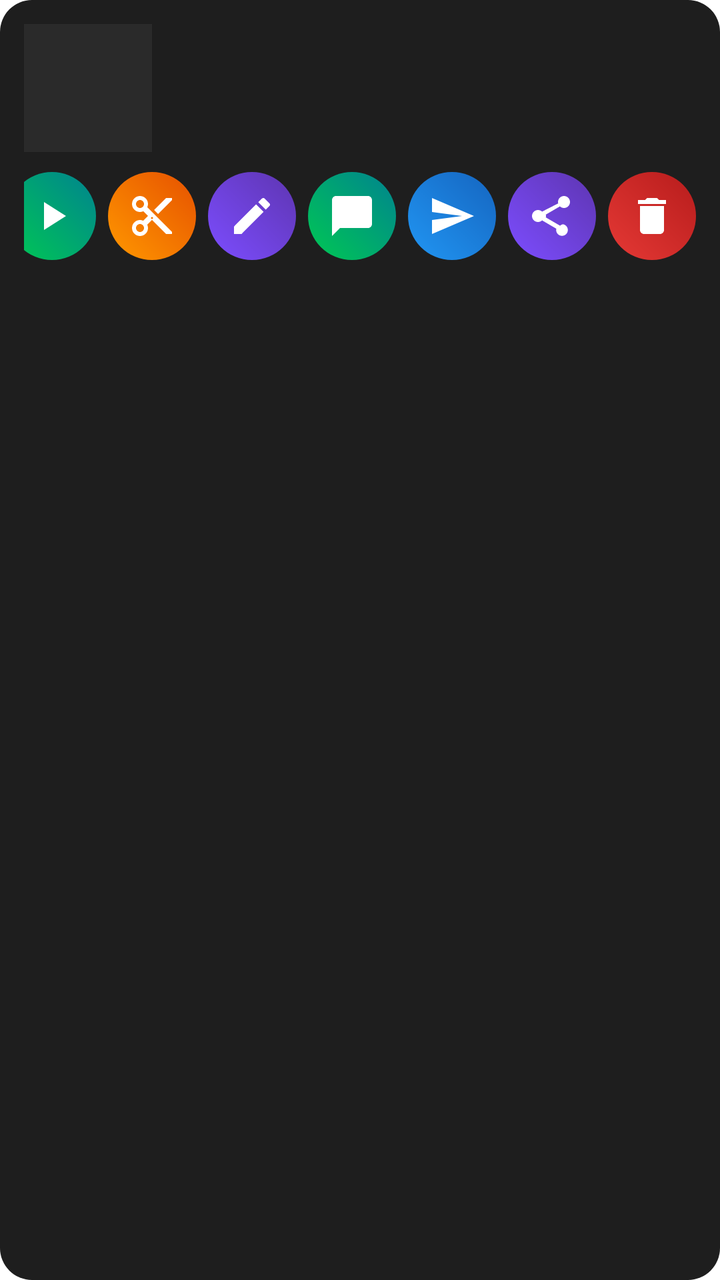
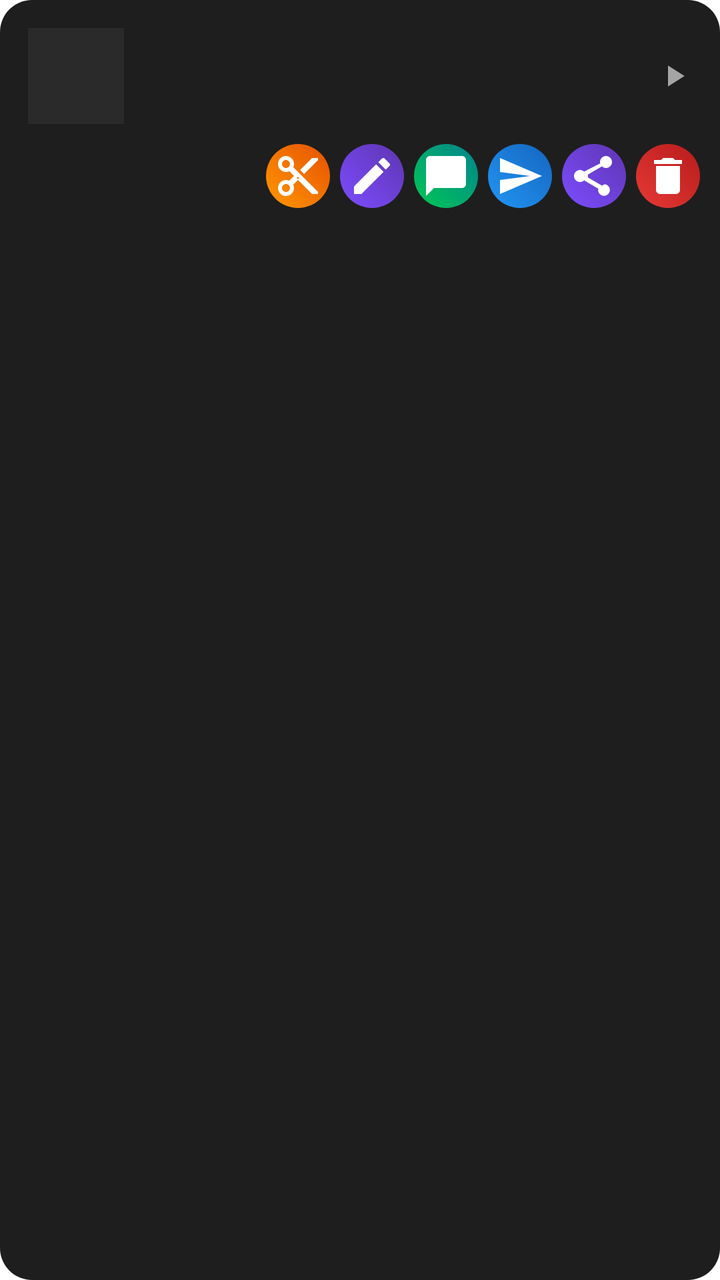

Two renders of the same Android screen: before a commit and after it. Below are the layout's source before the change and the commit's diff.
<!-- AndroidManifest.xml: application theme Theme.ScreenRecorder -->
<!-- res/layout/item_video.xml -->
<?xml version="1.0" encoding="utf-8"?>
<LinearLayout xmlns:android="http://schemas.android.com/apk/res/android"
    android:layout_width="match_parent"
    android:layout_height="wrap_content"
    android:orientation="vertical"
    android:background="@drawable/bg_card"
    android:layout_marginBottom="10dp"
    android:padding="12dp">

    <LinearLayout
        android:layout_width="match_parent"
        android:layout_height="wrap_content"
        android:orientation="horizontal"
        android:gravity="center_vertical">

        <ImageView
            android:id="@+id/thumbnail"
            android:layout_width="64dp"
            android:layout_height="64dp"
            android:scaleType="centerCrop"
            android:background="#2A2A2A"
            android:layout_marginEnd="12dp" />

        <TextView
            android:id="@+id/fileName"
            android:layout_width="0dp"
            android:layout_height="wrap_content"
            android:layout_weight="1"
            android:textColor="#FFFFFF"
            android:textSize="14sp" />
    </LinearLayout>

    <LinearLayout
        android:layout_width="match_parent"
        android:layout_height="wrap_content"
        android:orientation="horizontal"
        android:gravity="end"
        android:layout_marginTop="10dp">

        <ImageButton
            android:id="@+id/playButton"
            android:layout_width="44dp"
            android:layout_height="44dp"
            android:layout_marginEnd="6dp"
            android:padding="10dp"
            android:background="@drawable/bg_round_green"
            android:src="@drawable/ic_play" />

        <ImageButton
            android:id="@+id/trimButton"
            android:layout_width="44dp"
            android:layout_height="44dp"
            android:layout_marginEnd="6dp"
            android:padding="10dp"
            android:background="@drawable/bg_round_orange"
            android:src="@drawable/ic_scissors" />

        <ImageButton
            android:id="@+id/renameButton"
            android:layout_width="44dp"
            android:layout_height="44dp"
            android:layout_marginEnd="6dp"
            android:padding="10dp"
            android:background="@drawable/bg_round_purple"
            android:src="@drawable/ic_pen" />

        <ImageButton
            android:id="@+id/whatsappButton"
            android:layout_width="44dp"
            android:layout_height="44dp"
            android:layout_marginEnd="6dp"
            android:padding="10dp"
            android:background="@drawable/bg_round_green"
            android:src="@drawable/ic_chat" />

        <ImageButton
            android:id="@+id/telegramButton"
            android:layout_width="44dp"
            android:layout_height="44dp"
            android:layout_marginEnd="6dp"
            android:padding="10dp"
            android:background="@drawable/bg_round_blue"
            android:src="@drawable/ic_send" />

        <ImageButton
            android:id="@+id/shareButton"
            android:layout_width="44dp"
            android:layout_height="44dp"
            android:layout_marginEnd="6dp"
            android:padding="10dp"
            android:background="@drawable/bg_round_purple"
            android:src="@drawable/ic_share" />

        <ImageButton
            android:id="@+id/deleteButton"
            android:layout_width="44dp"
            android:layout_height="44dp"
            android:padding="10dp"
            android:background="@drawable/bg_round_red"
            android:src="@drawable/ic_trash" />

    </LinearLayout>

</LinearLayout>
<!-- resources referenced by this layout -->
<resources>
  <!-- drawable bg_card (drawable) -->
  <?xml version="1.0" encoding="utf-8"?>
  <shape xmlns:android="http://schemas.android.com/apk/res/android" android:shape="rectangle">
      <solid android:color="#1E1E1E" />
      <corners android:radius="16dp" />
  </shape>
  <!-- drawable bg_round_blue (drawable) -->
  <shape xmlns:android="http://schemas.android.com/apk/res/android" android:shape="oval">
      <gradient android:angle="45" android:startColor="#2196F3" android:endColor="#1565C0"/>
  </shape>
  <!-- drawable bg_round_green (drawable) -->
  <shape xmlns:android="http://schemas.android.com/apk/res/android" android:shape="oval">
      <gradient android:angle="45" android:startColor="#00C853" android:endColor="#00838F"/>
  </shape>
  <!-- drawable bg_round_orange (drawable) -->
  <shape xmlns:android="http://schemas.android.com/apk/res/android" android:shape="oval">
      <gradient android:angle="45" android:startColor="#FF9800" android:endColor="#E65100"/>
  </shape>
  <!-- drawable bg_round_purple (drawable) -->
  <shape xmlns:android="http://schemas.android.com/apk/res/android" android:shape="oval">
      <gradient android:angle="45" android:startColor="#7C4DFF" android:endColor="#5E35B1"/>
  </shape>
  <!-- drawable bg_round_red (drawable) -->
  <shape xmlns:android="http://schemas.android.com/apk/res/android" android:shape="oval">
      <gradient android:angle="45" android:startColor="#E53935" android:endColor="#B71C1C"/>
  </shape>
  <!-- drawable ic_chat (drawable) -->
  <vector xmlns:android="http://schemas.android.com/apk/res/android" android:width="24dp" android:height="24dp" android:viewportWidth="24" android:viewportHeight="24">
      <path android:fillColor="#FFFFFF" android:pathData="M20,2H4c-1.1,0 -1.99,0.9 -1.99,2L2,22l4,-4h14c1.1,0 2,-0.9 2,-2V4c0,-1.1 -0.9,-2 -2,-2z"/>
  </vector>
  <!-- drawable ic_pen (drawable) -->
  <vector xmlns:android="http://schemas.android.com/apk/res/android" android:width="24dp" android:height="24dp" android:viewportWidth="24" android:viewportHeight="24">
      <path android:fillColor="#FFFFFF" android:pathData="M3,17.25V21h3.75L17.81,9.94l-3.75,-3.75L3,17.25zM20.71,7.04c0.39,-0.39 0.39,-1.02 0,-1.41l-2.34,-2.34c-0.39,-0.39,-1.02,-0.39,-1.41,0l-1.83,1.83 3.75,3.75 1.83,-1.83z"/>
  </vector>
  <!-- drawable ic_play (drawable) -->
  <vector xmlns:android="http://schemas.android.com/apk/res/android" android:width="24dp" android:height="24dp" android:viewportWidth="24" android:viewportHeight="24">
      <path android:fillColor="#FFFFFF" android:pathData="M8,5v14l11,-7z"/>
  </vector>
  <!-- drawable ic_send (drawable) -->
  <vector xmlns:android="http://schemas.android.com/apk/res/android" android:width="24dp" android:height="24dp" android:viewportWidth="24" android:viewportHeight="24">
      <path android:fillColor="#FFFFFF" android:pathData="M2.01,21L23,12 2.01,3 2,10l15,2 -15,2z"/>
  </vector>
  <!-- drawable ic_share (drawable) -->
  <vector xmlns:android="http://schemas.android.com/apk/res/android" android:width="24dp" android:height="24dp" android:viewportWidth="24" android:viewportHeight="24">
      <path android:fillColor="#FFFFFF" android:pathData="M18,16.08c-0.76,0 -1.44,0.3 -1.96,0.77L8.91,12.7c0.05,-0.23 0.09,-0.46 0.09,-0.7s-0.04,-0.47 -0.09,-0.7l7.05,-4.11c0.54,0.5 1.25,0.81 2.04,0.81 1.66,0 3,-1.34 3,-3s-1.34,-3 -3,-3 -3,1.34 -3,3c0,0.24 0.04,0.47 0.09,0.7L7.04,9.81C6.5,9.31 5.79,9 5,9c-1.66,0 -3,1.34 -3,3s1.34,3 3,3c0.79,0 1.5,-0.31 2.04,-0.81l7.12,4.16c-0.05,0.21 -0.08,0.43 -0.08,0.65 0,1.61 1.31,2.92 2.92,2.92 1.61,0 2.92,-1.31 2.92,-2.92s-1.31,-2.92 -2.92,-2.92z"/>
  </vector>
  <!-- drawable ic_trash (drawable) -->
  <vector xmlns:android="http://schemas.android.com/apk/res/android" android:width="24dp" android:height="24dp" android:viewportWidth="24" android:viewportHeight="24">
      <path android:fillColor="#FFFFFF" android:pathData="M6,19c0,1.1 0.9,2 2,2h8c1.1,0 2,-0.9 2,-2V7H6V19zM19,4h-3.5l-1,-1h-5l-1,1H5v2h14V4z"/>
  </vector>
  <style name="Theme.ScreenRecorder" parent="Theme.MaterialComponents.DayNight.NoActionBar" />
  <!-- unchanged entries left out for length: 1 -->
</resources>

<!-- the commit's change to res/layout/item_video.xml (unified diff, before → after) -->
@@ -4,22 +4,27 @@
     android:layout_height="wrap_content"
     android:orientation="vertical"
     android:background="@drawable/bg_card"
-    android:layout_marginBottom="10dp"
-    android:padding="12dp">
+    android:layout_marginBottom="8dp"
+    android:padding="10dp">
 
     <LinearLayout
+        android:id="@+id/itemClickArea"
         android:layout_width="match_parent"
         android:layout_height="wrap_content"
         android:orientation="horizontal"
-        android:gravity="center_vertical">
+        android:gravity="center_vertical"
+        android:clickable="true"
+        android:focusable="true"
+        android:background="?attr/selectableItemBackground"
+        android:padding="4dp">
 
         <ImageView
             android:id="@+id/thumbnail"
-            android:layout_width="64dp"
-            android:layout_height="64dp"
+            android:layout_width="48dp"
+            android:layout_height="48dp"
             android:scaleType="centerCrop"
             android:background="#2A2A2A"
-            android:layout_marginEnd="12dp" />
+            android:layout_marginEnd="10dp" />
 
         <TextView
             android:id="@+id/fileName"
@@ -27,7 +32,13 @@
             android:layout_height="wrap_content"
             android:layout_weight="1"
             android:textColor="#FFFFFF"
-            android:textSize="14sp" />
+            android:textSize="13sp" />
+
+        <ImageView
+            android:layout_width="18dp"
+            android:layout_height="18dp"
+            android:src="@drawable/ic_play"
+            android:alpha="0.6" />
     </LinearLayout>
 
     <LinearLayout
@@ -35,67 +46,58 @@
         android:layout_height="wrap_content"
         android:orientation="horizontal"
         android:gravity="end"
-        android:layout_marginTop="10dp">
-
-        <ImageButton
-            android:id="@+id/playButton"
-            android:layout_width="44dp"
-            android:layout_height="44dp"
-            android:layout_marginEnd="6dp"
-            android:padding="10dp"
-            android:background="@drawable/bg_round_green"
-            android:src="@drawable/ic_play" />
+        android:layout_marginTop="6dp">
 
         <ImageButton
             android:id="@+id/trimButton"
-            android:layout_width="44dp"
-            android:layout_height="44dp"
-            android:layout_marginEnd="6dp"
-            android:padding="10dp"
+            android:layout_width="32dp"
+            android:layout_height="32dp"
+            android:layout_marginEnd="5dp"
+            android:padding="7dp"
             android:background="@drawable/bg_round_orange"
             android:src="@drawable/ic_scissors" />
 
         <ImageButton
             android:id="@+id/renameButton"
-            android:layout_width="44dp"
-            android:layout_height="44dp"
-            android:layout_marginEnd="6dp"
-            android:padding="10dp"
+            android:layout_width="32dp"
+            android:layout_height="32dp"
+            android:layout_marginEnd="5dp"
+            android:padding="7dp"
             android:background="@drawable/bg_round_purple"
             android:src="@drawable/ic_pen" />
 
         <ImageButton
             android:id="@+id/whatsappButton"
-            android:layout_width="44dp"
-            android:layout_height="44dp"
-            android:layout_marginEnd="6dp"
-            android:padding="10dp"
+            android:layout_width="32dp"
+            android:layout_height="32dp"
+            android:layout_marginEnd="5dp"
+            android:padding="7dp"
             android:background="@drawable/bg_round_green"
             android:src="@drawable/ic_chat" />
 
         <ImageButton
             android:id="@+id/telegramButton"
-            android:layout_width="44dp"
-            android:layout_height="44dp"
-            android:layout_marginEnd="6dp"
-            android:padding="10dp"
+            android:layout_width="32dp"
+            android:layout_height="32dp"
+            android:layout_marginEnd="5dp"
+            android:padding="7dp"
             android:background="@drawable/bg_round_blue"
             android:src="@drawable/ic_send" />
 
         <ImageButton
             android:id="@+id/shareButton"
-            android:layout_width="44dp"
-            android:layout_height="44dp"
-            android:layout_marginEnd="6dp"
-            android:padding="10dp"
+            android:layout_width="32dp"
+            android:layout_height="32dp"
+            android:layout_marginEnd="5dp"
+            android:padding="7dp"
             android:background="@drawable/bg_round_purple"
             android:src="@drawable/ic_share" />
 
         <ImageButton
             android:id="@+id/deleteButton"
-            android:layout_width="44dp"
-            android:layout_height="44dp"
-            android:padding="10dp"
+            android:layout_width="32dp"
+            android:layout_height="32dp"
+            android:padding="7dp"
             android:background="@drawable/bg_round_red"
             android:src="@drawable/ic_trash" />
 
